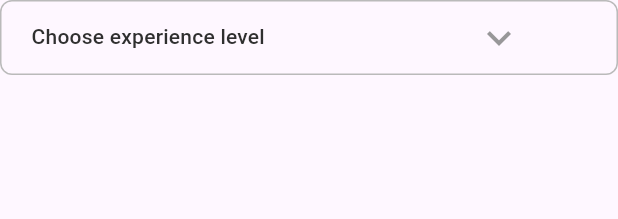
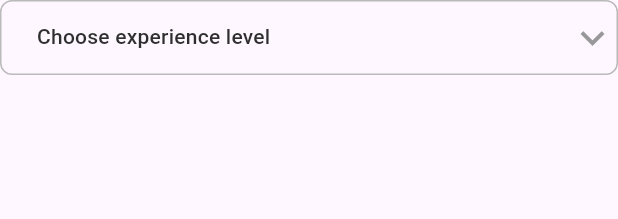
Before and after one commit to YounisAzizi/tasky, a Flutter app: the ExperienceLevelDropDownWidget widget shown alone on an empty page, opened directly, on a phone screen of 412 x 824 dp. Shown: the top 219 px of the screen. Run offline on Flutter 3.47's test engine with Material 3 defaults, Android fonts, the phone set to English and light mode, and no system bars; our stand-ins replace cached_network_image, dotted_border, flutter_riverpod, flutter_svg, go_router, google_fonts and 3 more; missing offline and left inert: clipboard, phone_form_field; accounts and stored records are empty; network calls fail.

Commit message:
Fix the new issue

```diff
--- a/lib/screens/add_new_task_screen.dart
+++ b/lib/screens/add_new_task_screen.dart
@@ -43,7 +43,6 @@ class _AddNewTaskScreenState extends ConsumerState<AddNewTaskScreen> {
     final isEditing = ref.watch(newTaskScreenProvider).isEditing;
     final newTaskDataState = ref.watch(newTaskDataProvider);
     final taskModel = newTaskDataState.taskModel;
-    final _formKey = GlobalKey<FormState>();
 
     return Scaffold(
       backgroundColor: Colors.white,
@@ -86,7 +85,7 @@ class _AddNewTaskScreenState extends ConsumerState<AddNewTaskScreen> {
               ),
               SizedBox(height: 30),
               Form(
-                key: _formKey,
+                key: newTaskDataState.formKey,
                 child: Column(
                   mainAxisAlignment: MainAxisAlignment.start,
                   crossAxisAlignment: CrossAxisAlignment.start,
@@ -180,7 +179,7 @@ class _AddNewTaskScreenState extends ConsumerState<AddNewTaskScreen> {
                     const SizedBox(height: 28),
                     CustomElevatedButton(
                       onPressed: () {
-                        if (_formKey.currentState!.validate()) {
+                        if (newTaskDataState.formKey.currentState!.validate()) {
                           ref.read(newTaskScreenProvider).onSavedTask(
                                 taskModel: taskModel,
                                 ref: ref,
--- a/lib/screens/sign_in_screen.dart
+++ b/lib/screens/sign_in_screen.dart
@@ -21,7 +21,6 @@ class SignInScreen extends ConsumerWidget {
   Widget build(BuildContext context, WidgetRef ref) {
     final completeNumber = SharedPrefs.getCompleteNumber();
     final signInDataState = ref.watch(signInDataProvider);
-    final _formKey = GlobalKey<FormState>();
 
     return Scaffold(
       backgroundColor: Colors.white,
@@ -32,7 +31,7 @@ class SignInScreen extends ConsumerWidget {
           children: [
             StickerWidget(),
             Form(
-              key: _formKey,
+              key: signInDataState.formKey,
               child: Container(
                 padding: const EdgeInsets.symmetric(horizontal: 35),
                 color: Colors.white,
@@ -120,7 +119,7 @@ class SignInScreen extends ConsumerWidget {
                     const SizedBox(height: 20),
                     CustomElevatedButton(
                       onPressed: () async {
-                        if (_formKey.currentState!.validate()) {
+                        if (signInDataState.formKey.currentState!.validate()) {
                           await ref.read(signInDataProvider).signIn(
                                 phone: completeNumber,
                                 context: context,
--- a/lib/state_managers/data/new_task_data_provider.dart
+++ b/lib/state_managers/data/new_task_data_provider.dart
@@ -7,6 +7,8 @@ final newTaskDataProvider = ChangeNotifierProvider<NewTaskDataProvider>(
 );
 
 class NewTaskDataProvider extends ChangeNotifier {
+  final formKey = GlobalKey<FormState>();
+
   TaskModel _taskModel = defaultTaskModel;
   TaskModel get taskModel => _taskModel;
   set taskModel(TaskModel taskModel) {
--- a/lib/state_managers/data/sign_in_data_provider.dart
+++ b/lib/state_managers/data/sign_in_data_provider.dart
@@ -15,6 +15,8 @@ final signInDataProvider = ChangeNotifierProvider<SignInDataProvider>(
 );
 
 class SignInDataProvider extends ChangeNotifier {
+  final formKey = GlobalKey<FormState>();
+
   String _password = '';
   String get password => _password;
   set password(String password) {
--- a/lib/state_managers/screens/sign_up_screen_provider.dart
+++ b/lib/state_managers/screens/sign_up_screen_provider.dart
@@ -17,6 +17,8 @@ final signUpScreenProvider = ChangeNotifierProvider<SignUpScreenProvider>(
 );
 
 class SignUpScreenProvider extends ChangeNotifier {
+  final formKey = GlobalKey<FormState>();
+
   SignUpModel _signUpModel = defaultSignUp;
   SignUpModel get signUpModel => _signUpModel;
   set signUpModel(SignUpModel signUpModel) {
--- a/lib/widgets/experience_level_drop_down_widget.dart
+++ b/lib/widgets/experience_level_drop_down_widget.dart
@@ -10,9 +10,10 @@ class ExperienceLevelDropDownWidget extends ConsumerWidget {
   @override
   Widget build(BuildContext context, WidgetRef ref) {
     final signUpScreenState = ref.watch(signUpScreenProvider);
+
     return Container(
+      height: 50,
       width: Utils.screenWidth(context),
-      height: 50,
       decoration: BoxDecoration(
         border: Border.all(color: Color.fromRGBO(186, 186, 186, 1), width: 1.0),
         borderRadius: BorderRadius.circular(8.0),
@@ -21,11 +22,12 @@ class ExperienceLevelDropDownWidget extends ConsumerWidget {
         underline: SizedBox(),
         padding: EdgeInsets.only(left: 20),
         hint: const Text(
-          'Choose experience level',
+          ' Choose experience level',
           style: TextStyle(
-              fontSize: 14,
-              fontWeight: FontWeight.w500,
-              color: Color.fromRGBO(47, 47, 47, 1)),
+            fontSize: 14,
+            fontWeight: FontWeight.w500,
+            color: Color.fromRGBO(47, 47, 47, 1),
+          ),
         ),
         value: signUpScreenState.selectedLevel,
         onChanged: (newValue) {
@@ -44,19 +46,11 @@ class ExperienceLevelDropDownWidget extends ConsumerWidget {
             ),
           );
         }).toList(),
-        icon: Row(
-          mainAxisAlignment: MainAxisAlignment.spaceBetween,
-          crossAxisAlignment: CrossAxisAlignment.end,
-          children: [
-            SizedBox(
-              width: Utils.screenWidth(context) * 0.34,
-            ),
-            Icon(
-              Icons.keyboard_arrow_down_outlined,
-              size: 32,
-              color: Color.fromRGBO(127, 127, 127, 1).withOpacity(0.8),
-            ),
-          ],
+        isExpanded: true,
+        icon: Icon(
+          Icons.keyboard_arrow_down_outlined,
+          size: 32,
+          color: Color.fromRGBO(127, 127, 127, 1).withOpacity(0.8),
         ),
       ),
     );
```
Also changed, not shown: lib/screens/sign_up_screen.dart (+4 -4 lines).
